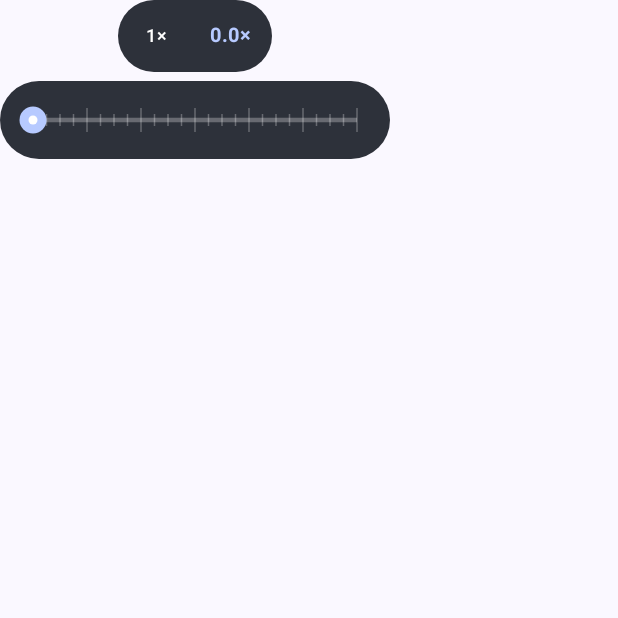
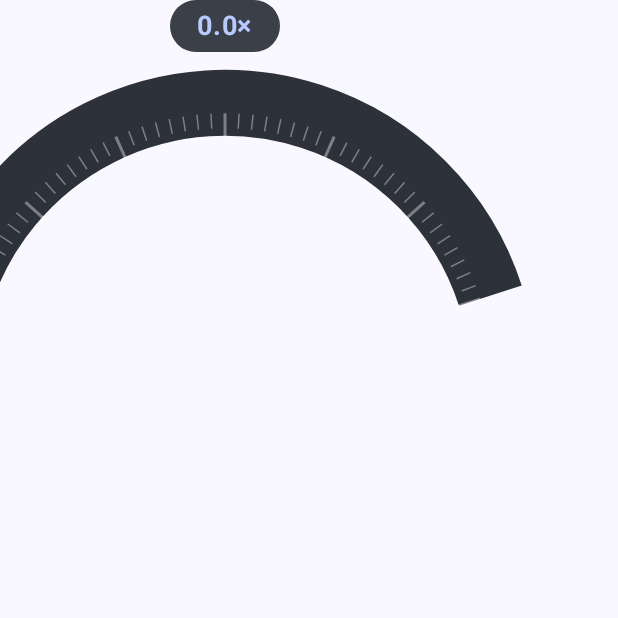
Before and after one commit to Thuya-Myint/pocam, an Android app built with Jetpack Compose: the composable ZoomRail called with empty values, on a phone screen of 412 x 824 dp, the top half of it. Run offline under Robolectric (Android 15) with nearby library versions, the phone set to English and light mode, and no system bars; libraries missing offline, so code that uses them is left out: androidx.camera.camera2, androidx.camera.core, androidx.camera.extensions, androidx.camera.lifecycle, androidx.camera.video and 1 more; 8 statements that could not run were skipped.

Commit message:
feat(ui): curved camera zoom dial with animated ticks, dynamic accent and drag haptics

```diff
--- a/app/src/main/java/com/pocam/camera/ui/components/CameraOverlays.kt
+++ b/app/src/main/java/com/pocam/camera/ui/components/CameraOverlays.kt
@@ -84,47 +84,34 @@ fun ZoomRail(
     onTick: () -> Unit = {}, modifier: Modifier = Modifier
 ) {
     val accent = cameraAccent()
-    val safeMax = maxZoom.coerceAtLeast(1f)
+    val safeMax = maxZoom.coerceAtLeast(1.01f)
     val latestSelect by rememberUpdatedState(onSelect)
     val latestTick by rememberUpdatedState(onTick)
     val latestMax by rememberUpdatedState(safeMax)
     var lastTick by remember { androidx.compose.runtime.mutableIntStateOf(-1) }
-    val fraction = ((selected - 1f) / (safeMax - 1f).coerceAtLeast(.001f)).coerceIn(0f, 1f)
-    val animated by animateFloatAsState(fraction, tween(90), label = "continuous zoom")
+    val fraction = ((selected - 1f) / (safeMax - 1f)).coerceIn(0f, 1f)
+    val animated by animateFloatAsState(fraction,
+        androidx.compose.animation.core.spring(
+            dampingRatio = androidx.compose.animation.core.Spring.DampingRatioNoBouncy,
+            stiffness = 320f), label = "zoom dial")
     Column(modifier, horizontalAlignment = Alignment.CenterHorizontally,
-        verticalArrangement = Arrangement.spacedBy(6.dp)) {
-        Row(Modifier.background(Color(0xE91B1F28), RoundedCornerShape(30.dp))
-            .padding(horizontal = 6.dp, vertical = 4.dp),
-            horizontalArrangement = Arrangement.spacedBy(8.dp),
-            verticalAlignment = Alignment.CenterVertically) {
-            listOf(1f, 2f, 4f).filter { it <= safeMax + .01f }.forEach { value ->
-                val active = kotlin.math.abs(selected - value) < .12f
-                Box(Modifier.size(40.dp)
-                    .background(if (active) accent else Color.Transparent, CircleShape)
-                    .clickable { onSelect(value) }, contentAlignment = Alignment.Center) {
-                    Text("${value.toInt()}×", color = if (active) Color.Black else Color.White,
-                        fontSize = 12.sp, fontWeight = FontWeight.SemiBold)
-                }
-            }
-            Text(String.format(java.util.Locale.US, "%.1f×", selected),
-                color = accent, fontSize = 13.sp, fontWeight = FontWeight.Bold,
-                modifier = Modifier.padding(horizontal = 7.dp))
-        }
-        Box(Modifier.width(260.dp).height(52.dp)
-            .background(Color(0xE91B1F28), RoundedCornerShape(26.dp))
+        verticalArrangement = Arrangement.spacedBy(4.dp)) {
+        Text(String.format(java.util.Locale.US, "%.1f×", selected),
+            color = accent, fontSize = 18.sp, fontWeight = FontWeight.Bold,
+            modifier = Modifier.background(Color(0xD91B1F28), RoundedCornerShape(20.dp))
+                .padding(horizontal = 18.dp, vertical = 5.dp))
+        Box(Modifier.width(300.dp).height(108.dp)
             .pointerInput(Unit) {
                 awaitEachGesture {
                     val down = awaitFirstDown(requireUnconsumed = false)
                     fun update(x: Float) {
-                        val normalized = ((x - 22.dp.toPx()) /
-                            (size.width - 44.dp.toPx()).coerceAtLeast(1f)).coerceIn(0f, 1f)
-                        val next = 1f + normalized * (latestMax - 1f)
-                        val tick = (normalized * 24).toInt()
+                        val normalized = (x / size.width).coerceIn(0f, 1f)
+                        val tick = (normalized * 48).toInt()
                         if (tick != lastTick) {
                             lastTick = tick
                             latestTick()
                         }
-                        latestSelect(next)
+                        latestSelect(1f + normalized * (latestMax - 1f))
                     }
                     update(down.position.x)
                     do {
@@ -137,23 +124,32 @@ fun ZoomRail(
                     } while (event.changes.any { it.id == down.id && it.pressed })
                 }
             }, contentAlignment = Alignment.Center) {
-            Canvas(Modifier.fillMaxWidth().height(32.dp).padding(horizontal = 22.dp)) {
-                val center = size.height / 2f
-                drawLine(Color.White.copy(alpha = .28f),
-                    Offset(0f, center), Offset(size.width, center), 3.dp.toPx())
-                drawLine(accent, Offset(0f, center),
-                    Offset(size.width * animated, center), 3.dp.toPx())
-                for (i in 0..24) {
-                    val x = size.width * i / 24f
-                    drawLine(Color.White.copy(alpha = if (i / 24f <= animated) .85f else .28f),
-                        Offset(x, center - if (i % 4 == 0) 8.dp.toPx() else 4.dp.toPx()),
-                        Offset(x, center + if (i % 4 == 0) 8.dp.toPx() else 4.dp.toPx()),
-                        1.dp.toPx())
+            Canvas(Modifier.fillMaxSize()) {
+                val cx = size.width / 2f
+                val radius = size.width * .62f
+                val cy = size.height + radius * .58f
+                drawArc(Color(0xE91B1F28), 198f, 144f, false,
+                    topLeft = Offset(cx - radius, cy - radius),
+                    size = androidx.compose.ui.geometry.Size(radius * 2, radius * 2),
+                    style = Stroke(44.dp.toPx()))
+                for (i in 0..48) {
+                    val theta = Math.toRadians((198f + 144f * i / 48f).toDouble())
+                    val major = i % 8 == 0
+                    val r1 = radius - if (major) 24.dp.toPx() else 17.dp.toPx()
+                    val r2 = radius - 7.dp.toPx()
+                    val x1 = cx + r1 * kotlin.math.cos(theta).toFloat()
+                    val y1 = cy + r1 * kotlin.math.sin(theta).toFloat()
+                    val x2 = cx + r2 * kotlin.math.cos(theta).toFloat()
+                    val y2 = cy + r2 * kotlin.math.sin(theta).toFloat()
+                    drawLine(if (i / 48f <= animated) accent else Color.White.copy(alpha = .38f),
+                        Offset(x1, y1), Offset(x2, y2),
+                        if (major) 2.dp.toPx() else 1.dp.toPx())
                 }
-                drawCircle(accent, 9.dp.toPx(),
-                    Offset(size.width * animated, center))
-                drawCircle(Color.White, 3.dp.toPx(),
-                    Offset(size.width * animated, center))
+                val theta = Math.toRadians((198f + 144f * animated).toDouble())
+                val x = cx + (radius - 17.dp.toPx()) * kotlin.math.cos(theta).toFloat()
+                val y = cy + (radius - 17.dp.toPx()) * kotlin.math.sin(theta).toFloat()
+                drawCircle(accent, 5.dp.toPx(), Offset(x, y))
+                drawCircle(Color.White, 2.dp.toPx(), Offset(x, y))
             }
         }
     }
```
